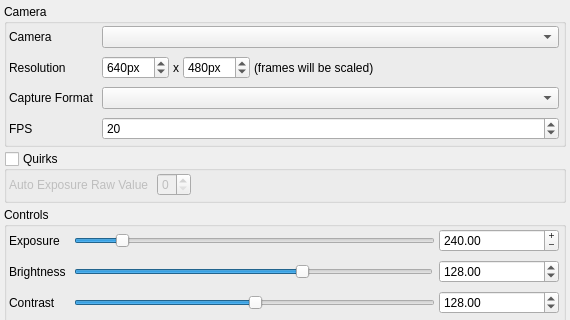
This is modules/camera-generic/genericcamerasettingsdialog.ui in syntalos/syntalos as Qt 5 draws it before an edit; both pictures show x 0 to 570 and y 0 to 320 of the 570 by 508 pixel window. The edited form follows.
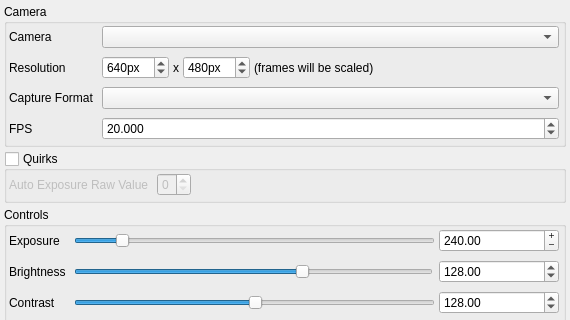
This is the edited form. Icons and pictures are not drawn.

Patch:
```diff
--- a/modules/camera-generic/genericcamerasettingsdialog.ui
+++ b/modules/camera-generic/genericcamerasettingsdialog.ui
@@ -169,18 +169,24 @@
          </widget>
         </item>
         <item row="3" column="1">
-         <widget class="QSpinBox" name="fpsSpinBox">
+         <widget class="QDoubleSpinBox" name="fpsSpinBox">
           <property name="toolTip">
            <string>Frames per second</string>
           </property>
+          <property name="decimals">
+           <number>3</number>
+          </property>
           <property name="minimum">
-           <number>4</number>
+           <double>4.000000000000000</double>
           </property>
           <property name="maximum">
-           <number>30</number>
+           <double>480.000000000000000</double>
+          </property>
+          <property name="singleStep">
+           <double>1.000000000000000</double>
           </property>
           <property name="value">
-           <number>20</number>
+           <double>20.000000000000000</double>
           </property>
          </widget>
         </item>
```
